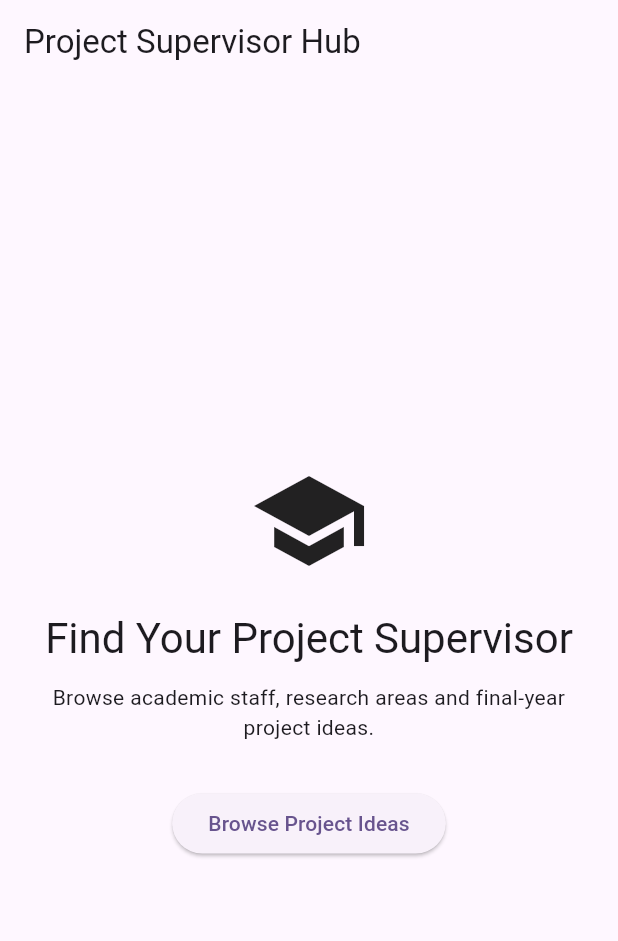
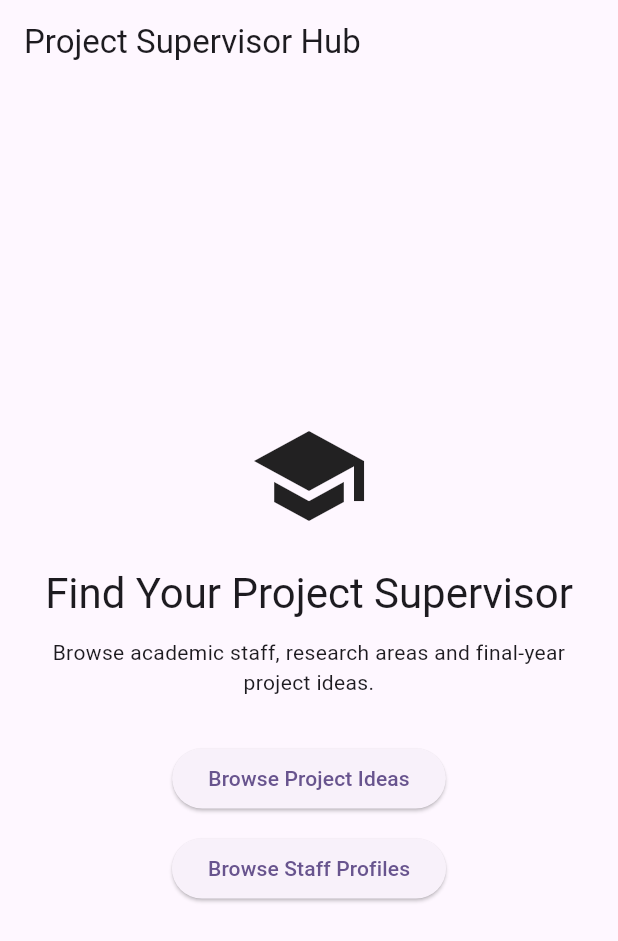
Before and after one commit to jiabhullar/project_supervisor_app, a Flutter app: the screen it shows after launch, on a phone screen of 412 x 824 dp. Shown: the top 941 px of the screen. Run offline on Flutter 3.47's test engine with Material 3 defaults, Android fonts, the phone set to English and light mode, and no system bars.

Commit message:
add next browse button

```diff
--- a/lib/pages/home_page.dart
+++ b/lib/pages/home_page.dart
@@ -38,6 +38,13 @@ class HomeScreen extends StatelessWidget {
                 },
                 child: const Text('Browse Project Ideas'),
             ),
+            const SizedBox(height: 12),
+            ElevatedButton(
+              onPressed: () {
+                print('Browse Staff Profiles button pressed');
+              },
+              child: const Text('Browse Staff Profiles'),
+              ),
             ],
           ),
         ),
```
